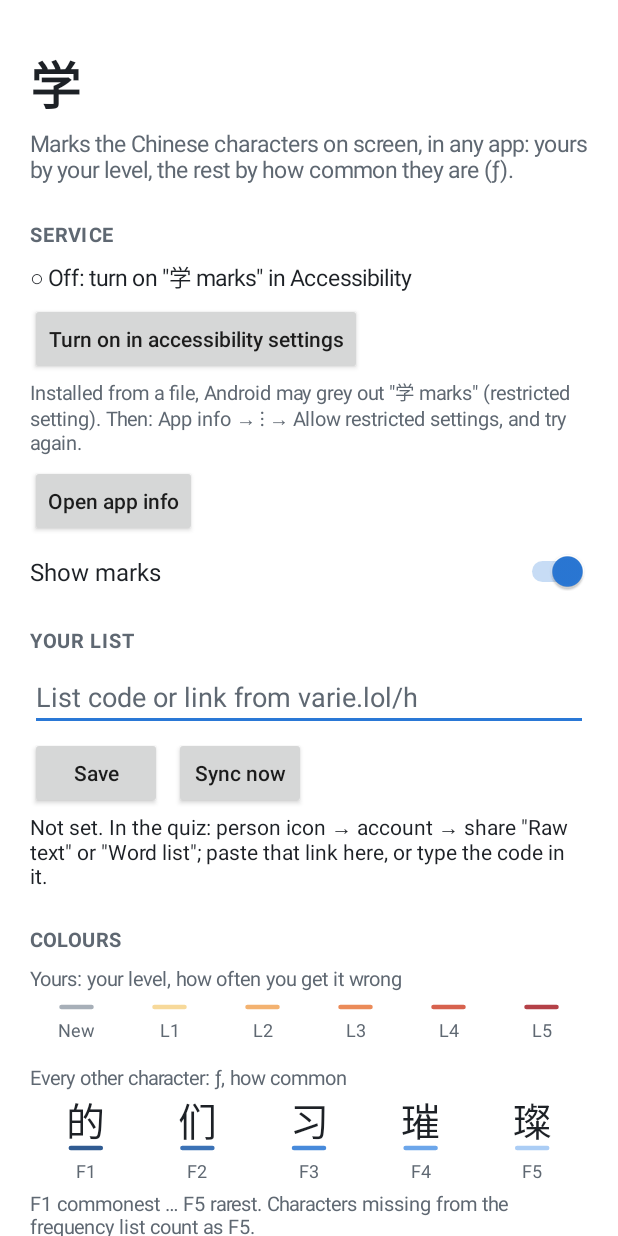
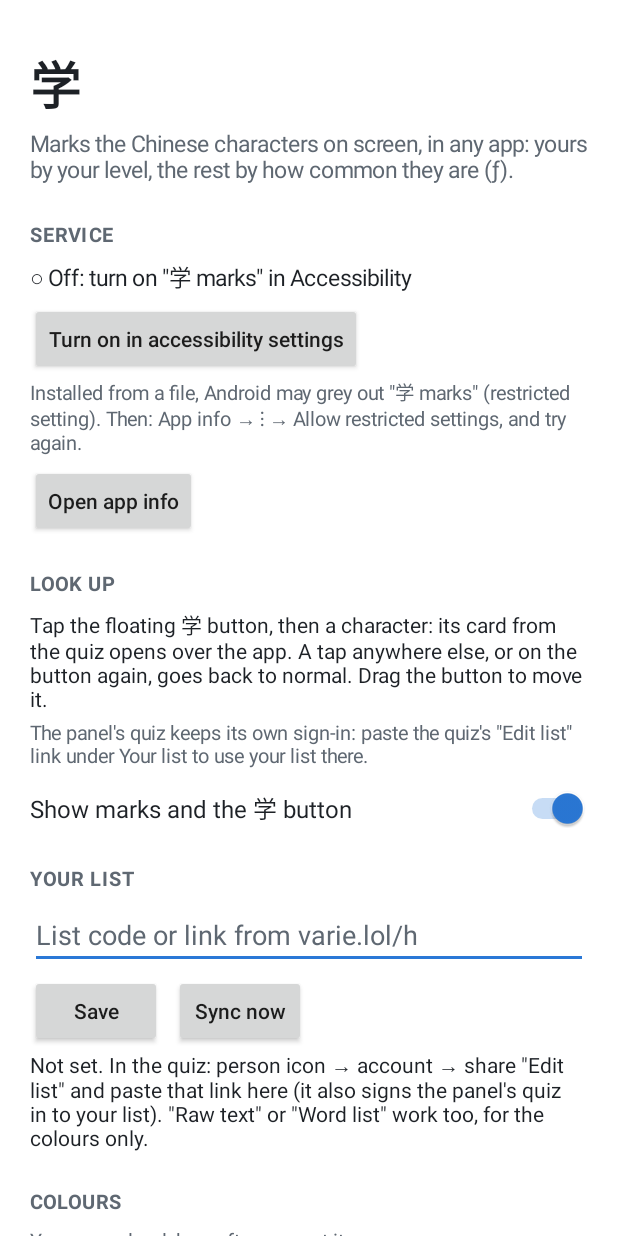
Before and after one commit to wuttttta/xue, an Android app: the screen it shows after launch (MainActivity), on a phone screen of 412 x 824 dp. Run offline under Robolectric (Android 15) with nearby library versions, the phone set to English and light mode, and no system bars; network calls fail; pictures from the network do not load.

Commit message:
Step 3: look mode and the character panel
A floating 学 button turns look mode on: the layer takes the next tap, and a
tap on a character opens the quiz (varie.lol/h/#<char>) in a bottom sheet over
the app; a tap elsewhere ends look mode. The sheet stays loaded between
characters. Pasting the quiz's 'Edit list' link also signs the panel's quiz in.

Co-Authored-By: Claude Opus 5.5 <noreply@anthropic.com>
Claude-Session: https://claude.ai/code/session_01NCWW7SgPDR1AcF2aF8ct1Y

```diff
--- a/app/src/main/java/lol/varie/xue/MainActivity.kt
+++ b/app/src/main/java/lol/varie/xue/MainActivity.kt
@@ -75,8 +75,18 @@ class MainActivity : Activity() {
             })
         }
 
+        col.addView(heading("Look up"))
+        col.addView(text(
+            "Tap the floating 学 button, then a character: its card from the quiz opens over the app. " +
+                "A tap anywhere else, or on the button again, goes back to normal. Drag the button to move it.", 14f
+        ))
+        col.addView(text(
+            "The panel's quiz keeps its own sign-in: paste the quiz's \"Edit list\" link under Your list to use your list there.",
+            13f, muted()
+        ))
+
         col.addView(Switch(this).apply {
-            text = "Show marks"
+            text = "Show marks and the 学 button"
             textSize = 16f
             setTextColor(fg())
             isChecked = prefs.getBoolean(Prefs.SHOW, true)
@@ -155,7 +165,7 @@ class MainActivity : Activity() {
 
         val code = Mine.code(this)
         mine.text = when {
-            code == null -> "Not set. In the quiz: person icon → account → share \"Raw text\" or \"Word list\"; paste that link here, or type the code in it."
+            code == null -> "Not set. In the quiz: person icon → account → share \"Edit list\" and paste that link here (it also signs the panel's quiz in to your list). \"Raw text\" or \"Word list\" work too, for the colours only."
             Mine.syncedAt == 0L -> Mine.error?.let { "$code: $it" } ?: "$code: not synced yet"
             else -> buildString {
                 append("$code: ${Mine.words} words")
@@ -197,6 +207,8 @@ class MainActivity : Activity() {
             return
         }
         codeIn.setText(code)
+        // The "Edit list" link also signs the panel's quiz in (once, the next time it opens); its key stays on the phone.
+        Mine.extractSync(raw)?.let { prefs.edit().putString(Prefs.PENDING_SYNC, it).apply() }
         // The service, when on, syncs on this change itself; sync here too so the screen updates when it's off.
         prefs.edit().putString(Prefs.LIST_CODE, code).apply()
         sync()
--- a/app/src/main/java/lol/varie/xue/Mine.kt
+++ b/app/src/main/java/lol/varie/xue/Mine.kt
@@ -19,7 +19,7 @@ object Mine {
     const val PASTE = "https://paste.varie.lol"
     private const val CODE = "(?:[A-Z0-9]{8}|[A-Za-z0-9]{10})"
     private val WHOLE = Regex("^$CODE$")
-    private val IN_LINK = Regex("(?:/list/|[#&?]pick=|paste\\.varie\\.lol/|paste\\.chatstats\\.wtf/)($CODE)(?:\\.txt)?(?![A-Za-z0-9])")
+    private val IN_LINK = Regex("(?:/list/|[#&?](?:pick|sync)=|paste\\.varie\\.lol/|paste\\.chatstats\\.wtf/)($CODE)(?:\\.txt)?(?![A-Za-z0-9])")
     private val STATS_HEADER = Regex("^#\\s*stats:\\s*($CODE)\\s*$")
     private const val LIST_FILE = "list.txt"
     private const val STATS_FILE = "stats.txt"
@@ -36,12 +36,17 @@ object Mine {
     /** Level 0..5 if the character is yours, else -1. */
     fun level(codePoint: Int): Int = levels[codePoint] ?: -1
 
-    /** A code from what the user typed: the code itself, or a link with it (…/h/list/CODE.txt, …/h/#pick=CODE). */
+    /** A code from what the user typed: the code itself, or a link with it (…/h/list/CODE.txt, …/h/#pick=CODE, …/h/#sync=CODE.KEY). */
     fun extractCode(input: String): String? {
         val s = input.trim()
         if (WHOLE.matches(s)) return s
         return IN_LINK.find(s)?.groupValues?.get(1)
     }
+
+    private val SYNC_LINK = Regex("#sync=($CODE\\.[0-9a-f]{64})(?![0-9a-f])")
+
+    /** `CODE.KEY` from the quiz's "Edit list" link, which signs a browser in to the list; null for other input. */
+    fun extractSync(input: String): String? = SYNC_LINK.find(input.trim())?.groupValues?.get(1)
 
     fun code(context: Context): String? = Prefs.get(context).getString(Prefs.LIST_CODE, null)
 
--- a/app/src/main/java/lol/varie/xue/Prefs.kt
+++ b/app/src/main/java/lol/varie/xue/Prefs.kt
@@ -9,6 +9,11 @@ object Prefs {
     /** The user's list code on paste.varie.lol (read-only; never a token). */
     const val LIST_CODE = "list_code"
     const val SYNCED_AT = "synced_at"
+    /** Where the floating look button was left. */
+    const val BTN_X = "btn_x"
+    const val BTN_Y = "btn_y"
+    /** A quiz device link (#sync=code.token) waiting to sign the panel's quiz in; cleared once loaded. */
+    const val PENDING_SYNC = "pending_sync"
 
     fun get(context: Context): SharedPreferences =
         context.getSharedPreferences("xue", Context.MODE_PRIVATE)
--- a/app/src/main/res/values-night/themes.xml
+++ b/app/src/main/res/values-night/themes.xml
@@ -6,4 +6,14 @@
         <item name="android:statusBarColor">#16181c</item>
         <item name="android:windowLightStatusBar">false</item>
     </style>
+
+    <!-- The character panel: a sheet over whatever app is open. -->
+    <style name="Theme.Xue.Panel" parent="android:Theme.Material.NoActionBar">
+        <item name="android:windowIsTranslucent">true</item>
+        <item name="android:windowBackground">@android:color/transparent</item>
+        <item name="android:windowNoTitle">true</item>
+        <item name="android:statusBarColor">@android:color/transparent</item>
+        <item name="android:backgroundDimEnabled">false</item>
+        <item name="android:windowAnimationStyle">@android:style/Animation.InputMethod</item>
+    </style>
 </resources>
--- a/app/src/main/res/values/themes.xml
+++ b/app/src/main/res/values/themes.xml
@@ -6,4 +6,14 @@
         <item name="android:statusBarColor">#ffffff</item>
         <item name="android:windowLightStatusBar">true</item>
     </style>
+
+    <!-- The character panel: a sheet over whatever app is open. -->
+    <style name="Theme.Xue.Panel" parent="android:Theme.Material.Light.NoActionBar">
+        <item name="android:windowIsTranslucent">true</item>
+        <item name="android:windowBackground">@android:color/transparent</item>
+        <item name="android:windowNoTitle">true</item>
+        <item name="android:statusBarColor">@android:color/transparent</item>
+        <item name="android:backgroundDimEnabled">false</item>
+        <item name="android:windowAnimationStyle">@android:style/Animation.InputMethod</item>
+    </style>
 </resources>
```
Also changed, not shown: app/src/main/AndroidManifest.xml (+10 -0 lines), app/src/main/java/lol/varie/xue/LookButton.kt (added, +88 -0 lines), app/src/main/java/lol/varie/xue/MarkLayer.kt (+49 -4 lines), app/src/main/java/lol/varie/xue/PanelActivity.kt (added, +138 -0 lines), app/src/main/java/lol/varie/xue/XueService.kt (+82 -4 lines), 1 other file.
